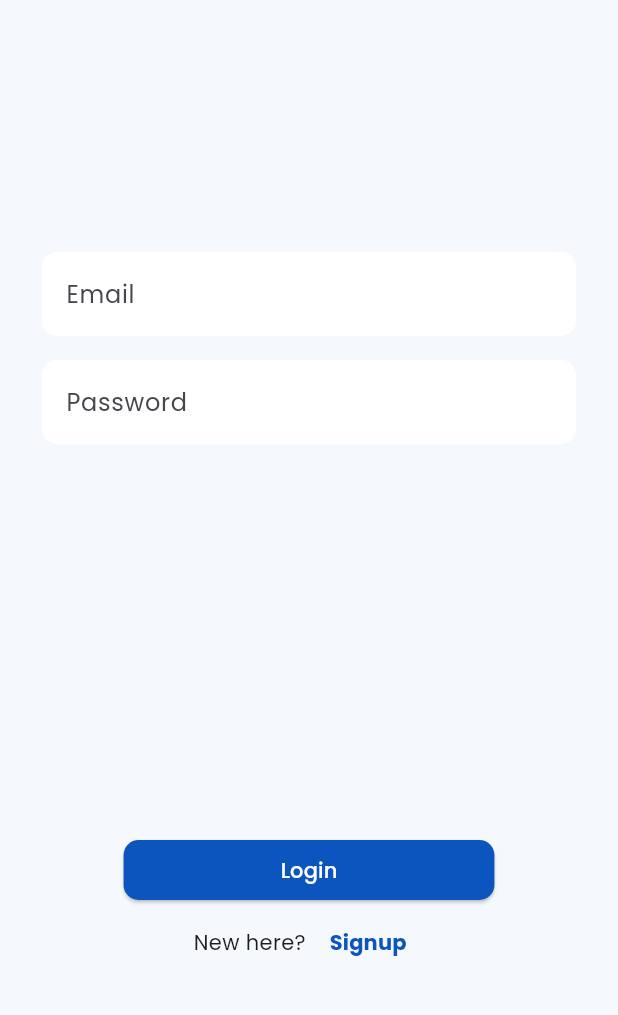
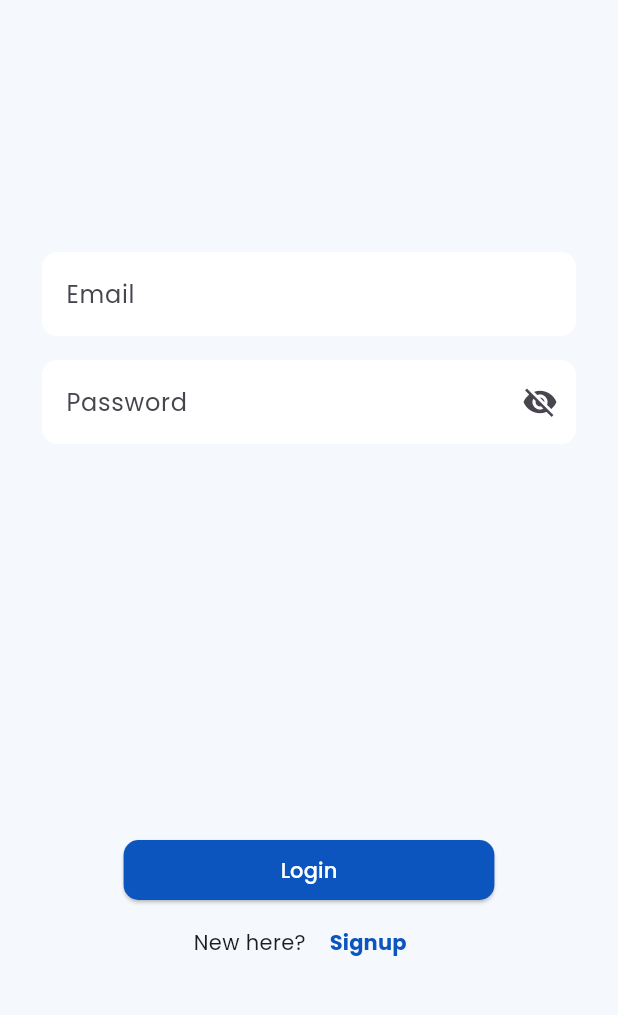
Before and after one commit to haadiyaa/machinetest_newsapp, a Flutter app: the screen it shows after launch, on a phone screen of 412 x 824 dp, the part 63-1078 px from its top. Run offline on Flutter 3.47's test engine with Material 3 defaults, Android fonts, the phone set to English and light mode, and no system bars; our stand-ins replace cloud_firestore, firebase_auth, firebase_core, firebase_remote_config, shimmer; accounts and stored records are empty.

Commit message:
password visibility

```diff
--- /dev/null
+++ b/lib/controller/passvisibilityprovider.dart
@@ -0,0 +1,9 @@
+import 'package:flutter/material.dart';
+
+class Passvisibilityprovider extends ChangeNotifier {
+  bool isPasswordvisible=false;
+  void togglePassword(){
+    isPasswordvisible=!isPasswordvisible;
+    notifyListeners();
+  }
+}
--- a/lib/main.dart
+++ b/lib/main.dart
@@ -2,6 +2,7 @@ import 'package:firebase_core/firebase_core.dart';
 import 'package:flutter/material.dart';
 import 'package:machinetest_newsapp/controller/authprovider.dart';
 import 'package:machinetest_newsapp/controller/newsprovider.dart';
+import 'package:machinetest_newsapp/controller/passvisibilityprovider.dart';
 import 'package:machinetest_newsapp/firebase_options.dart';
 import 'package:machinetest_newsapp/utils/constants.dart';
 import 'package:machinetest_newsapp/view/authenticationview/view/loginpage.dart';
@@ -38,6 +39,9 @@ class _MyAppState extends State<MyApp> {
         ChangeNotifierProvider(
           create: (context) => AuthProvider(),
         ),
+        ChangeNotifierProvider(
+          create: (context) => Passvisibilityprovider(),
+        ),
       ],
       child: MaterialApp(
         theme: ThemeData(
--- a/lib/view/authenticationview/view/loginpage.dart
+++ b/lib/view/authenticationview/view/loginpage.dart
@@ -2,7 +2,6 @@ import 'package:flutter/material.dart';
 import 'package:machinetest_newsapp/controller/authprovider.dart';
 import 'package:machinetest_newsapp/controller/newsprovider.dart';
 import 'package:machinetest_newsapp/utils/constants.dart';
-import 'package:machinetest_newsapp/utils/functions.dart';
 import 'package:machinetest_newsapp/utils/mytextstyle.dart';
 import 'package:machinetest_newsapp/utils/validators.dart';
 import 'package:machinetest_newsapp/view/authenticationview/view/signuppage.dart';
@@ -53,6 +52,7 @@ class LoginPage extends StatelessWidget {
                         validator: (value) {
                           return Validators.passValidator(value);
                         },
+                        obscureText: true,
                         text: 'Password',
                         textEditingController: password,
                       ),
--- a/lib/view/authenticationview/widgets/customtestfield.dart
+++ b/lib/view/authenticationview/widgets/customtestfield.dart
@@ -1,25 +1,44 @@
-
 import 'package:flutter/material.dart';
+import 'package:machinetest_newsapp/controller/passvisibilityprovider.dart';
 import 'package:machinetest_newsapp/utils/constants.dart';
+import 'package:provider/provider.dart';
 
 class CustomTextfield extends StatelessWidget {
-  const CustomTextfield({
+  CustomTextfield({
     super.key,
     required this.text,
-    required this.textEditingController, this.validator,
+    required this.textEditingController,
+    this.validator,
+    this.obscureText = false,
+    // this.isPasswordvisible = false,
   });
   final String text;
   final TextEditingController textEditingController;
   final String? Function(String?)? validator;
+  final bool obscureText;
+  // final bool isPasswordvisible;
 
   @override
   Widget build(BuildContext context) {
     return Padding(
         padding: const EdgeInsets.all(8.0),
-      child: TextFormField(
+        child: Consumer<Passvisibilityprovider>(
+          builder: (context, passwordVisibilityProvider, child) {
+            return TextFormField(
               validator: validator,
+              obscureText: obscureText&&!passwordVisibilityProvider.isPasswordvisible,
               controller: textEditingController,
               decoration: InputDecoration(
+                suffixIcon: obscureText
+                    ? IconButton(
+                        onPressed: () {
+                          passwordVisibilityProvider.togglePassword();
+                        },
+                        icon: Icon(passwordVisibilityProvider.isPasswordvisible
+                            ? Icons.visibility
+                            : Icons.visibility_off),
+                      )
+                    : null,
                 filled: true,
                 fillColor: Constants.white,
                 border: const OutlineInputBorder(
@@ -40,7 +59,8 @@ class CustomTextfield extends StatelessWidget {
                 ),
                 hintText: text,
               ),
-      ),
             );
+          },
+        ));
   }
 }
```
Lines whose indentation alone changed are shown as unchanged.
